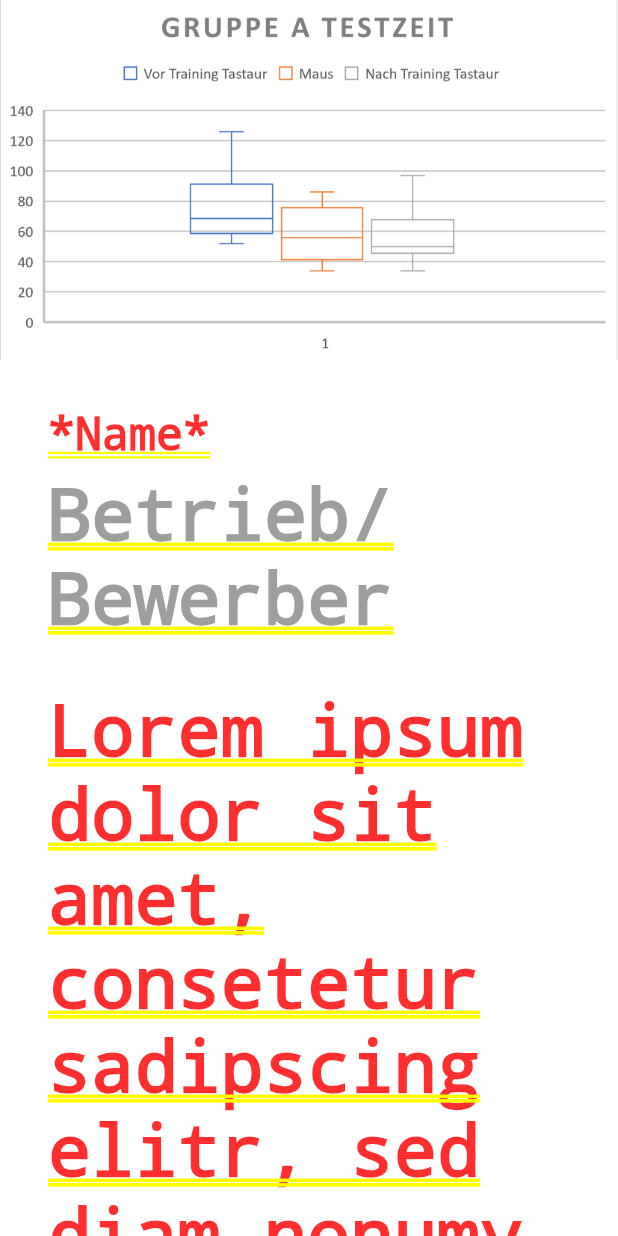
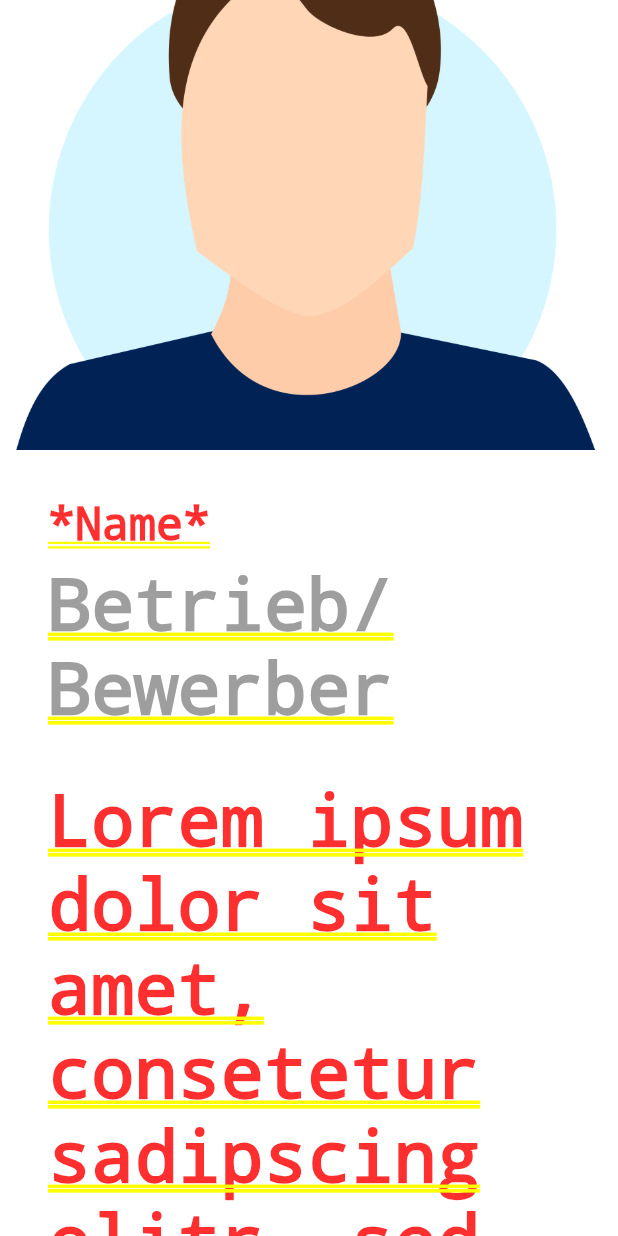
Before and after one commit to ErikFabian/Informatinder_frontend, a Flutter app: the matchingPage screen opened by its route, on a phone screen of 412 x 824 dp. Run offline on Flutter 3.47's test engine with Material 2 defaults, Android fonts, the phone set to English and light mode, and no system bars.

Commit message:
Change Example image for home and matches

```diff
--- a/lib/homePage.dart
+++ b/lib/homePage.dart
@@ -8,9 +8,9 @@ class homePage extends StatelessWidget {
     return Column(
       children: [
         Image.asset(
-          'images/example.png',
+          'images/teacher_female.png',
           width: 600,
-          height: 240,
+          height: 300,
           fit: BoxFit.cover,
         ),
         Container(
--- a/lib/matchingPage.dart
+++ b/lib/matchingPage.dart
@@ -46,9 +46,9 @@ class matchingPage extends StatelessWidget {
     return GestureDetector(
         child: Column(children: [
           Image.asset(
-            'images/example.png',
+            'images/teacher_male.png',
             width: 600,
-            height: 240,
+            height: 300,
             fit: BoxFit.cover,
           ),
           titleSection,
--- a/pubspec.yaml
+++ b/pubspec.yaml
@@ -61,6 +61,8 @@ flutter:
   assets:
     - images/example.png
     - images/logo.png
+    - images/teacher_female.png
+    - images/teacher_male.png
 
   # An image asset can refer to one or more resolution-specific "variants", see
   # https://flutter.dev/assets-and-images/#resolution-aware.
```
Also changed, not shown: images/teacher_female.png (added), images/teacher_male.png (added).
